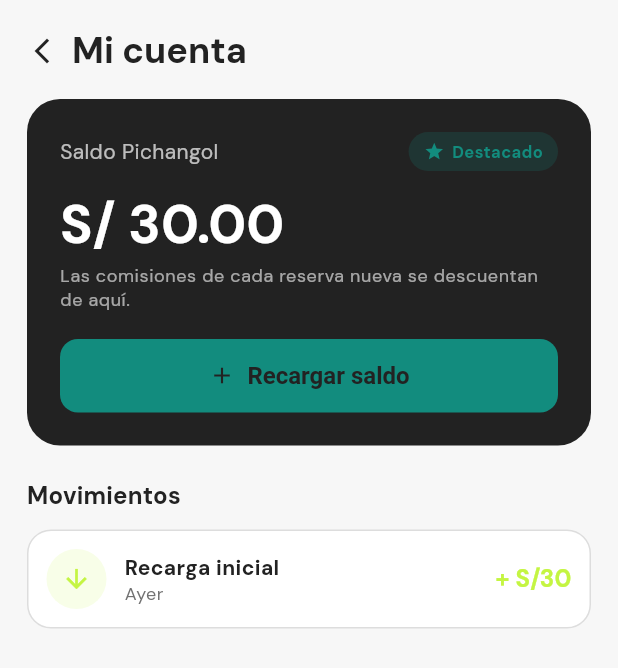
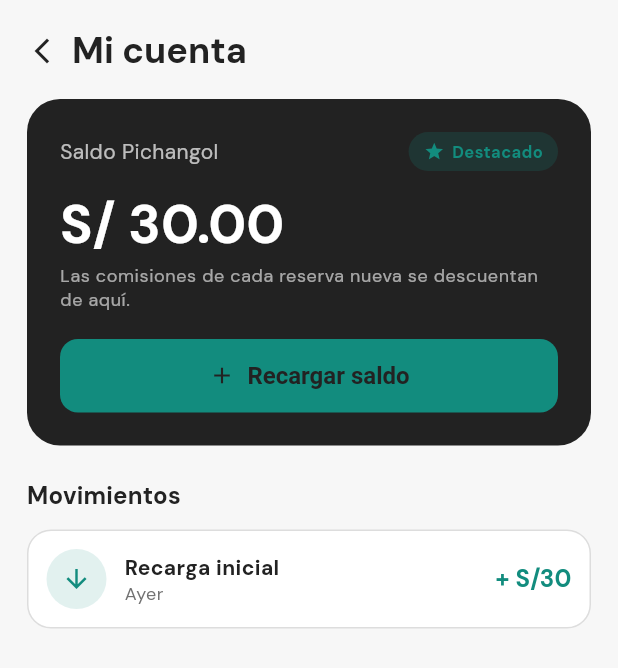
Before and after one commit to dcalagua/canchas-app-lima, a Flutter app: the CuentaScreen screen opened directly, on a phone screen of 412 x 824 dp. Shown: the top 668 px of the screen. Run offline on Flutter 3.47's test engine with Material 3 defaults, Android fonts, the phone set to English and light mode, and no system bars; our stand-ins replace font_awesome_flutter, geocoding, geolocator, google_fonts, google_maps_flutter, google_sign_in and 3 more; accounts and stored records are empty.

Commit message:
Mi cuenta: montos de movimientos en verde WhatsApp (congruencia)
Los ingresos (recargas) se pintaban con un lima brillante (#C4F542) que
desentonaba con el acento verde WhatsApp del resto de la pantalla (botón
"Recargar", chip "Destacado"). Ahora los ingresos usan el verde de la marca
(lima) y los egresos el rojo, manteniendo la semántica entra/sale.

Co-Authored-By: Claude Opus 4.8 (1M context) <noreply@anthropic.com>
Claude-Session: https://claude.ai/code/session_017fg7ijXuZRX6jvFjZELf83

```diff
--- a/lib/screens/cuenta_screen.dart
+++ b/lib/screens/cuenta_screen.dart
@@ -216,7 +216,9 @@ class _FilaMovimiento extends StatelessWidget {
   Widget build(BuildContext context) {
     final t = Theme.of(context).textTheme;
     final esRecarga = m.tipo == TipoMovimiento.recarga;
-    final color = esRecarga ? verdeFutbol : clayOscuro;
+    // Congruencia con el acento de la app: ingresos en verde WhatsApp (lima),
+    // egresos en rojo. Antes usaba un lima brillante (#C4F542) que desentonaba.
+    final color = esRecarga ? lima : clayOscuro;
     return Container(
       margin: const EdgeInsets.only(bottom: 10),
       padding: const EdgeInsets.all(12),
```
